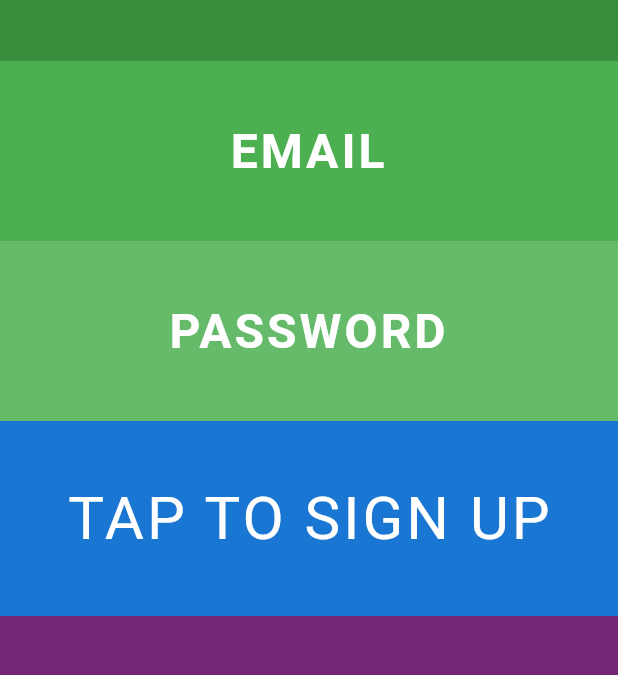
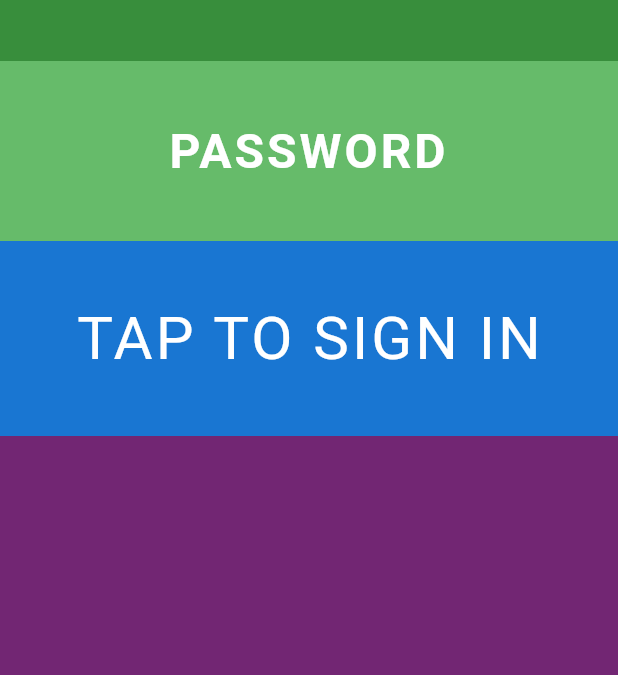
Before and after one commit to yaneq/flutter-yo, a Flutter app: the screen it shows after launch, on a phone screen of 412 x 824 dp, the part 119-794 px from its top. Run offline on Flutter 3.47's test engine with Material 2 defaults, Android fonts, the phone set to English and light mode, and no system bars.

Commit message:
add signin screen

```diff
--- a/lib/main.dart
+++ b/lib/main.dart
@@ -1,6 +1,7 @@
 import 'package:flutter/material.dart';
 import 'package:yoapp/scenes/playground.dart';
 import 'package:yoapp/scenes/welcome/sceen.dart';
+import 'package:yoapp/scenes/welcome/scenes/signin/screen.dart';
 import 'package:yoapp/scenes/welcome/scenes/signup/screen.dart';
 
 void main() => runApp(App());
@@ -18,11 +19,12 @@ class App extends StatelessWidget {
         primarySwatch: Colors.blue,
         scaffoldBackgroundColor: Color.fromRGBO(114, 38, 115, 1.0),
       ),
-      initialRoute: '/signup',
+      initialRoute: '/signin',
       routes: {
         '/': (context) => WelcomeScreen(),
         '/playground': (context) => PlaygroundScreen(),
         '/signup': (context) => SignupScreen(),
+        '/signin': (context) => SigninScreen(),
       },
     );
   }
--- /dev/null
+++ b/lib/scenes/welcome/scenes/signin/screen.dart
@@ -0,0 +1,22 @@
+import 'package:flutter/material.dart';
+import 'package:yoapp/scenes/widgets/button.dart';
+import 'package:yoapp/scenes/widgets/input_text.dart';
+
+class SigninScreen extends StatelessWidget {
+  SigninScreen({Key key}) : super(key: key);
+
+  @override
+  Widget build(BuildContext context) {
+    return Scaffold(
+      body: SafeArea(
+        child: Column(
+          children: [
+            InputText(text: "USERNAME", color: Colors.green[700]),
+            InputText(text: "PASSWORD", color: Colors.green[400], isPassword: true),
+            ButtonText(text: "TAP TO SIGN IN", color: Colors.blue[700]),
+           ]
+          ),
+      )
+    );
+  }
+}
```
